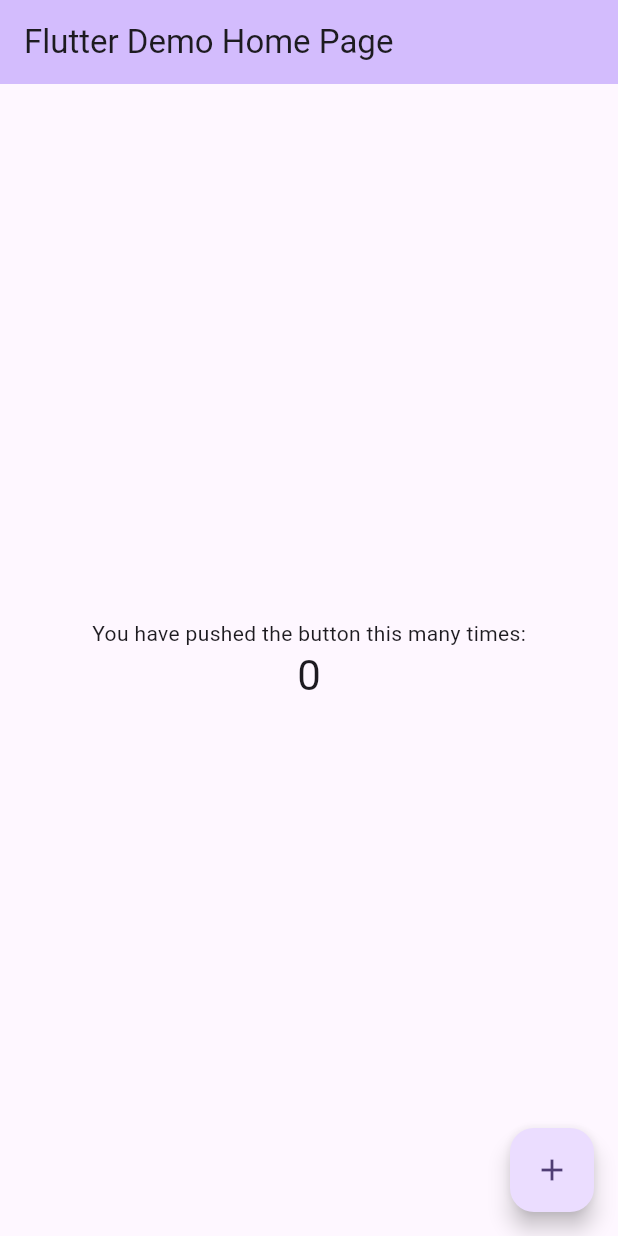
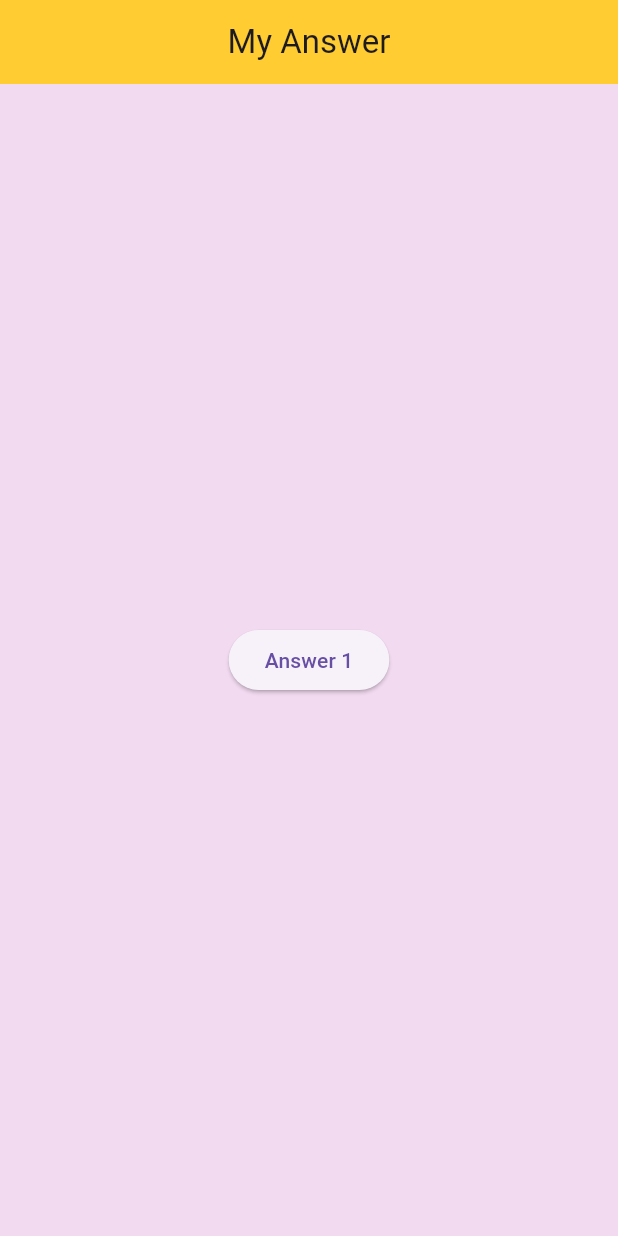
Before and after one commit to KanawadC/final_exam_640710489, a Flutter app: the screen it shows after launch, on a phone screen of 412 x 824 dp. Run offline on Flutter 3.47's test engine with Material 3 defaults, Android fonts, the phone set to English and light mode, and no system bars.

Commit message:
final_exam640710489

```diff
--- a/lib/main.dart
+++ b/lib/main.dart
@@ -1,125 +1,40 @@
 import 'package:flutter/material.dart';
+import 'package:final_exam_640710489/answer1.dart';
 
 void main() {
-  runApp(const MyApp());
+  runApp(const MaterialApp(
+    home: AnswerPortal(),
+  ));
 }
 
-class MyApp extends StatelessWidget {
-  const MyApp({super.key});
+class AnswerPortal extends StatelessWidget {
+  const AnswerPortal({super.key});
 
-  // This widget is the root of your application.
   @override
   Widget build(BuildContext context) {
-    return MaterialApp(
-      title: 'Flutter Demo',
-      theme: ThemeData(
-        // This is the theme of your application.
-        //
-        // TRY THIS: Try running your application with "flutter run". You'll see
-        // the application has a purple toolbar. Then, without quitting the app,
-        // try changing the seedColor in the colorScheme below to Colors.green
-        // and then invoke "hot reload" (save your changes or press the "hot
-        // reload" button in a Flutter-supported IDE, or press "r" if you used
-        // the command line to start the app).
-        //
-        // Notice that the counter didn't reset back to zero; the application
-        // state is not lost during the reload. To reset the state, use hot
-        // restart instead.
-        //
-        // This works for code too, not just values: Most code changes can be
-        // tested with just a hot reload.
-        colorScheme: ColorScheme.fromSeed(seedColor: Colors.deepPurple),
-        useMaterial3: true,
+    return Scaffold(
+      appBar: AppBar(
+        title: const Center(
+          child: Text('My Answer'),
+        ),
+        backgroundColor: const Color.fromARGB(255, 255, 204, 49),
       ),
-      home: const MyHomePage(title: 'Flutter Demo Home Page'),
+      backgroundColor: const Color.fromARGB(255, 242, 218, 240),
+      body: Center(
+        child: Column(
+          mainAxisAlignment: MainAxisAlignment.center,
+          children: [
+            ElevatedButton(
+                onPressed: () {
+                  Navigator.push(
+                      context,
+                      MaterialPageRoute(
+                          builder: (context) => const ProfilePage()));
+                },
+                child: const Text('Answer 1')),
+          ],
+        ),
+      ),
     );
   }
 }
-
-class MyHomePage extends StatefulWidget {
-  const MyHomePage({super.key, required this.title});
-
-  // This widget is the home page of your application. It is stateful, meaning
-  // that it has a State object (defined below) that contains fields that affect
-  // how it looks.
-
-  // This class is the configuration for the state. It holds the values (in this
-  // case the title) provided by the parent (in this case the App widget) and
-  // used by the build method of the State. Fields in a Widget subclass are
-  // always marked "final".
-
-  final String title;
-
-  @override
-  State<MyHomePage> createState() => _MyHomePageState();
-}
-
-class _MyHomePageState extends State<MyHomePage> {
-  int _counter = 0;
-
-  void _incrementCounter() {
-    setState(() {
-      // This call to setState tells the Flutter framework that something has
-      // changed in this State, which causes it to rerun the build method below
-      // so that the display can reflect the updated values. If we changed
-      // _counter without calling setState(), then the build method would not be
-      // called again, and so nothing would appear to happen.
-      _counter++;
-    });
-  }
-
-  @override
-  Widget build(BuildContext context) {
-    // This method is rerun every time setState is called, for instance as done
-    // by the _incrementCounter method above.
-    //
-    // The Flutter framework has been optimized to make rerunning build methods
-    // fast, so that you can just rebuild anything that needs updating rather
-    // than having to individually change instances of widgets.
-    return Scaffold(
-      appBar: AppBar(
-        // TRY THIS: Try changing the color here to a specific color (to
-        // Colors.amber, perhaps?) and trigger a hot reload to see the AppBar
-        // change color while the other colors stay the same.
-        backgroundColor: Theme.of(context).colorScheme.inversePrimary,
-        // Here we take the value from the MyHomePage object that was created by
-        // the App.build method, and use it to set our appbar title.
-        title: Text(widget.title),
-      ),
-      body: Center(
-        // Center is a layout widget. It takes a single child and positions it
-        // in the middle of the parent.
-        child: Column(
-          // Column is also a layout widget. It takes a list of children and
-          // arranges them vertically. By default, it sizes itself to fit its
-          // children horizontally, and tries to be as tall as its parent.
-          //
-          // Column has various properties to control how it sizes itself and
-          // how it positions its children. Here we use mainAxisAlignment to
-          // center the children vertically; the main axis here is the vertical
-          // axis because Columns are vertical (the cross axis would be
-          // horizontal).
-          //
-          // TRY THIS: Invoke "debug painting" (choose the "Toggle Debug Paint"
-          // action in the IDE, or press "p" in the console), to see the
-          // wireframe for each widget.
-          mainAxisAlignment: MainAxisAlignment.center,
-          children: <Widget>[
-            const Text(
-              'You have pushed the button this many times:',
-            ),
-            Text(
-              '$_counter',
-              style: Theme.of(context).textTheme.headlineMedium,
-            ),
-          ],
-        ),
-      ),
-      floatingActionButton: FloatingActionButton(
-        onPressed: _incrementCounter,
-        tooltip: 'Increment',
-        child: const Icon(Icons.add),
-      ), // This trailing comma makes auto-formatting nicer for build methods.
-    );
-  }
-}
```
Also changed, not shown: lib/answer1.dart (added, +106 -0 lines), lib/answer2.dart (added).
